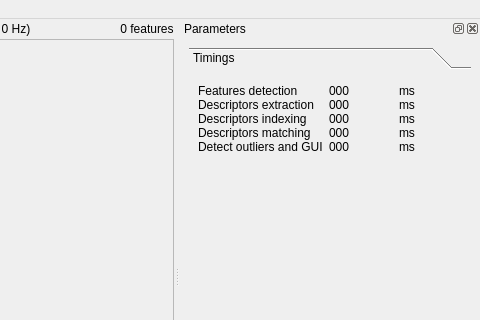
Qt form src/ui/mainWindow.ui (introlab/find-object) before a commit; both pictures show x 391 to 871 and y 0 to 320 of the 871 by 533 pixel window.
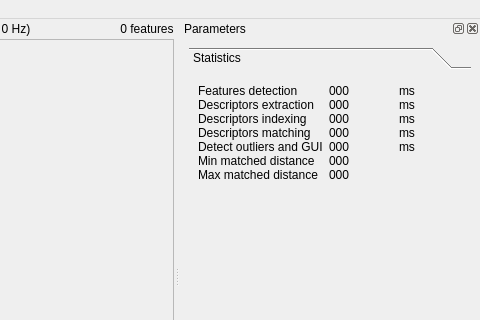
The same form after that commit. Custom widgets are drawn as their Qt base class.

Commit message: Simplified Parameter getters to return directly the related type instead of QVariant Added Nearest neighbor min distance + statistics

Patch:
```diff
--- a/src/ui/mainWindow.ui
+++ b/src/ui/mainWindow.ui
@@ -200,7 +200,7 @@
          </rect>
         </property>
         <attribute name="label">
-         <string>Timings</string>
+         <string>Statistics</string>
         </attribute>
         <layout class="QVBoxLayout" name="verticalLayout_5">
          <item>
@@ -316,6 +316,34 @@
              </property>
             </widget>
            </item>
+           <item row="5" column="1">
+            <widget class="QLabel" name="label_minMatchedDistance">
+             <property name="text">
+              <string>000</string>
+             </property>
+            </widget>
+           </item>
+           <item row="5" column="0">
+            <widget class="QLabel" name="label_13">
+             <property name="text">
+              <string>Min matched distance</string>
+             </property>
+            </widget>
+           </item>
+           <item row="6" column="0">
+            <widget class="QLabel" name="label_14">
+             <property name="text">
+              <string>Max matched distance</string>
+             </property>
+            </widget>
+           </item>
+           <item row="6" column="1">
+            <widget class="QLabel" name="label_maxMatchedDistance">
+             <property name="text">
+              <string>000</string>
+             </property>
+            </widget>
+           </item>
           </layout>
          </item>
          <item>
```
The commit also changes 5 other files.
